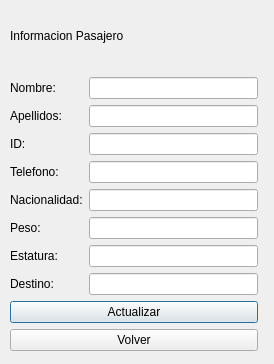
This is vmuestrapasajero.ui in AndyMadgar/Progra1-Datos as Qt 5 draws it before an edit. The edited form follows.
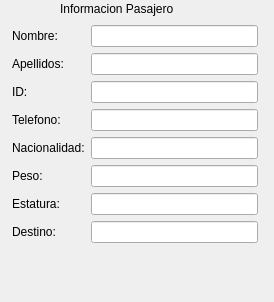
This is the edited form.

Diff of the .ui file:
```diff
--- a/vmuestrapasajero.ui
+++ b/vmuestrapasajero.ui
@@ -7,31 +7,56 @@
     <x>0</x>
     <y>0</y>
     <width>274</width>
-    <height>364</height>
+    <height>302</height>
    </rect>
   </property>
   <property name="windowTitle">
    <string>Dialog</string>
   </property>
-  <widget class="QWidget" name="">
+  <widget class="QLabel" name="label">
    <property name="geometry">
     <rect>
-     <x>10</x>
+     <x>60</x>
      <y>0</y>
-     <width>248</width>
-     <height>351</height>
+     <width>144</width>
+     <height>17</height>
     </rect>
    </property>
-   <layout class="QGridLayout" name="gridLayout_2">
+   <property name="text">
+    <string>Informacion Pasajero</string>
+   </property>
+  </widget>
+  <widget class="QWidget" name="">
+   <property name="geometry">
+    <rect>
+     <x>12</x>
+     <y>25</y>
+     <width>246</width>
+     <height>260</height>
+    </rect>
+   </property>
+   <layout class="QFormLayout" name="formLayout">
     <item row="0" column="0">
-     <layout class="QGridLayout" name="gridLayout">
-      <item row="8" column="1">
-       <widget class="QLineEdit" name="txfDestino"/>
-      </item>
-      <item row="6" column="1">
-       <widget class="QLineEdit" name="txfPeso"/>
-      </item>
-      <item row="3" column="0">
+     <widget class="QLabel" name="label_2">
+      <property name="text">
+       <string>Nombre:</string>
+      </property>
+     </widget>
+    </item>
+    <item row="0" column="1">
+     <widget class="QLineEdit" name="txfNombre"/>
+    </item>
+    <item row="1" column="0">
+     <widget class="QLabel" name="label_3">
+      <property name="text">
+       <string>Apellidos:</string>
+      </property>
+     </widget>
+    </item>
+    <item row="1" column="1">
+     <widget class="QLineEdit" name="txfApellido"/>
+    </item>
+    <item row="2" column="0">
        <widget class="QLabel" name="label_4">
         <property name="text">
          <string>ID:</string>
@@ -39,94 +64,57 @@
        </widget>
       </item>
       <item row="2" column="1">
-       <widget class="QLineEdit" name="txfApellido"/>
-      </item>
-      <item row="1" column="0">
-       <widget class="QLabel" name="label_2">
+     <widget class="QLineEdit" name="txfID"/>
+    </item>
+    <item row="3" column="0">
+     <widget class="QLabel" name="label_5">
         <property name="text">
-         <string>Nombre:</string>
+       <string>Telefono:</string>
         </property>
        </widget>
       </item>
-      <item row="5" column="1">
+    <item row="3" column="1">
+     <widget class="QLineEdit" name="txfTelefono"/>
+    </item>
+    <item row="4" column="0">
+     <widget class="QLabel" name="label_6">
+      <property name="text">
+       <string>Nacionalidad:</string>
+      </property>
+     </widget>
+    </item>
+    <item row="4" column="1">
        <widget class="QLineEdit" name="txfNacio"/>
       </item>
-      <item row="7" column="0">
+    <item row="5" column="0">
+     <widget class="QLabel" name="label_7">
+      <property name="text">
+       <string>Peso:</string>
+      </property>
+     </widget>
+    </item>
+    <item row="5" column="1">
+     <widget class="QLineEdit" name="txfPeso"/>
+    </item>
+    <item row="6" column="0">
        <widget class="QLabel" name="label_8">
         <property name="text">
          <string>Estatura:</string>
         </property>
        </widget>
       </item>
-      <item row="8" column="0">
+    <item row="6" column="1">
+     <widget class="QLineEdit" name="txfEstatura"/>
+    </item>
+    <item row="7" column="0">
        <widget class="QLabel" name="label_9">
         <property name="text">
          <string>Destino:</string>
         </property>
        </widget>
       </item>
-      <item row="6" column="0">
-       <widget class="QLabel" name="label_7">
-        <property name="text">
-         <string>Peso:</string>
-        </property>
-       </widget>
-      </item>
-      <item row="4" column="1">
-       <widget class="QLineEdit" name="txfTelefono"/>
-      </item>
       <item row="7" column="1">
-       <widget class="QLineEdit" name="txfEstatura"/>
-      </item>
-      <item row="3" column="1">
-       <widget class="QLineEdit" name="txfID"/>
-      </item>
-      <item row="4" column="0">
-       <widget class="QLabel" name="label_5">
-        <property name="text">
-         <string>Telefono:</string>
-        </property>
-       </widget>
-      </item>
-      <item row="5" column="0">
-       <widget class="QLabel" name="label_6">
-        <property name="text">
-         <string>Nacionalidad:</string>
-        </property>
-       </widget>
-      </item>
-      <item row="1" column="1">
-       <widget class="QLineEdit" name="txfNombre"/>
-      </item>
-      <item row="0" column="0" colspan="2">
-       <widget class="QLabel" name="label">
-        <property name="text">
-         <string>Informacion Pasajero</string>
-        </property>
-       </widget>
-      </item>
-      <item row="2" column="0">
-       <widget class="QLabel" name="label_3">
-        <property name="text">
-         <string>Apellidos:</string>
-        </property>
-       </widget>
-      </item>
-     </layout>
-    </item>
-    <item row="1" column="0">
-     <widget class="QPushButton" name="btnActualizar">
-      <property name="text">
-       <string>Actualizar</string>
-      </property>
-     </widget>
-    </item>
-    <item row="2" column="0">
-     <widget class="QPushButton" name="btnVolver">
-      <property name="text">
-       <string>Volver</string>
-      </property>
-     </widget>
+     <widget class="QLineEdit" name="txfDestino"/>
     </item>
    </layout>
   </widget>
```
Lines whose indentation alone changed are shown as unchanged.
